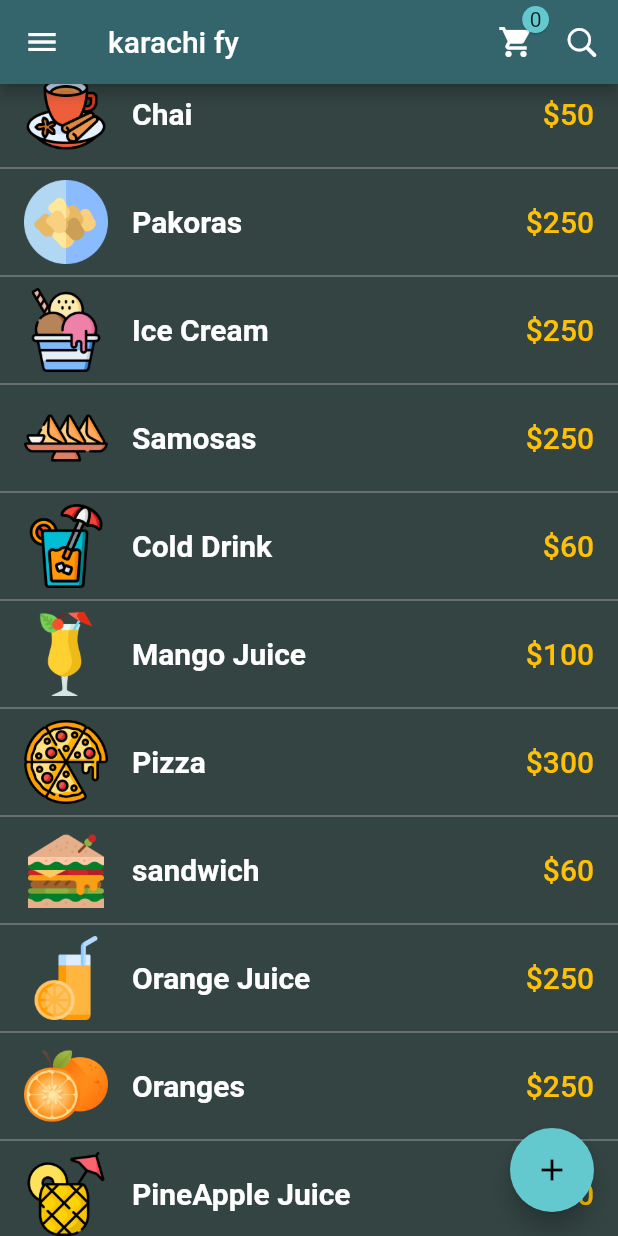
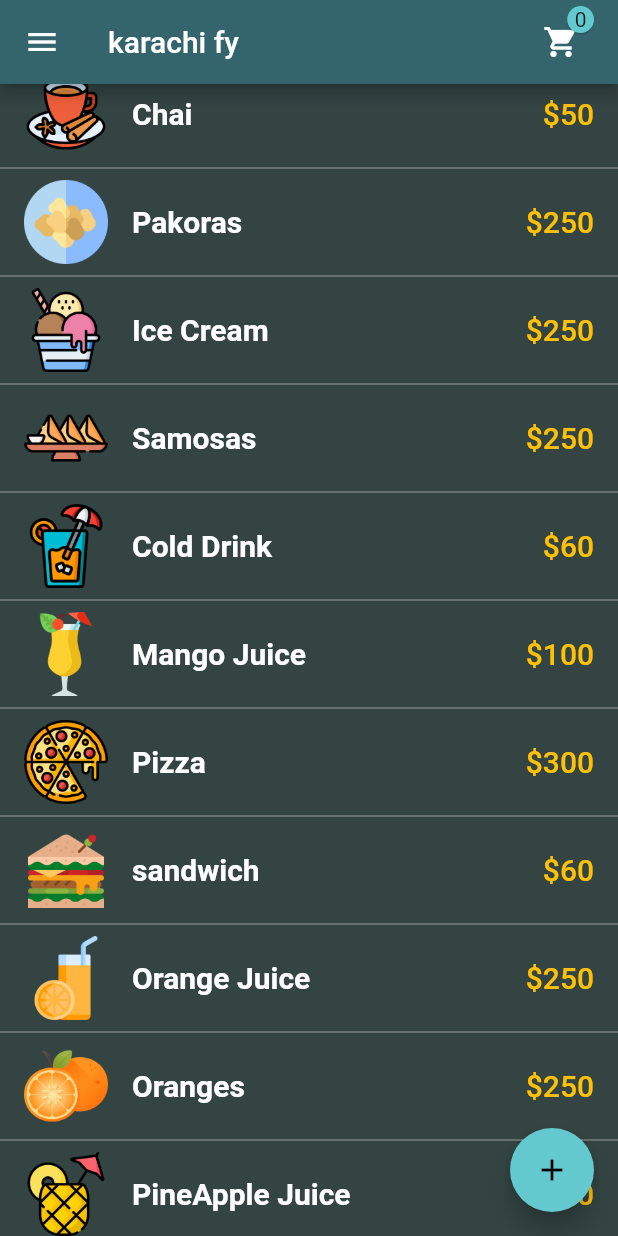
Before and after one commit to ZeeshanAhmedDev/karachify, a Flutter app: the screen it shows after launch, scrolled down 224 dp, on a phone screen of 412 x 824 dp. Run offline on Flutter 3.47's test engine with Material 2 defaults, Android fonts, the light colour scheme and no system bars; drawn by our look-alikes of badges; our stand-ins replace animated_splash_screen, cool_alert, get, rflutter_alert.

Commit message:
removed SearchIcon from appBar

```diff
--- a/lib/Screens/mycartApp.dart
+++ b/lib/Screens/mycartApp.dart
@@ -103,6 +103,8 @@ class _MyCartAppState extends State<MyCartApp> {
             padding: const EdgeInsets.all(8.0),
             child: Material(
               color: Colors.transparent,
+              child: Padding(
+                padding: const EdgeInsets.symmetric(horizontal: 18.0),
                 child: InkWell(
                   child: Badge(
                     badgeContent: Text('$clicked'),
@@ -121,10 +123,11 @@ class _MyCartAppState extends State<MyCartApp> {
                 ),
               ),
             ),
-          Padding(
-            padding: const EdgeInsets.all(12.0),
-            child: Icon(CupertinoIcons.search),
           ),
+          // Padding(
+          //   padding: const EdgeInsets.all(12.0),
+          //   child: Icon(CupertinoIcons.search),
+          // ),
         ],
         title: Text(kAppTitle),
       ),
```
Lines whose indentation alone changed are shown as unchanged.
